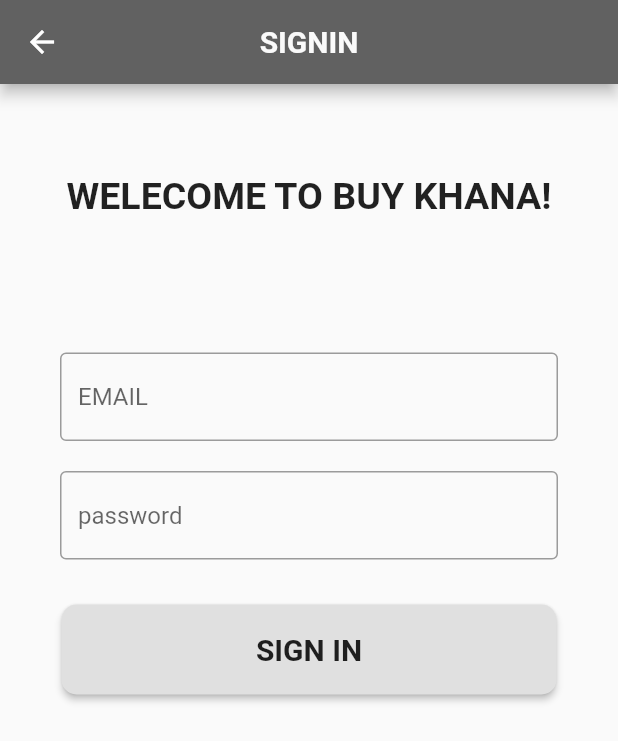
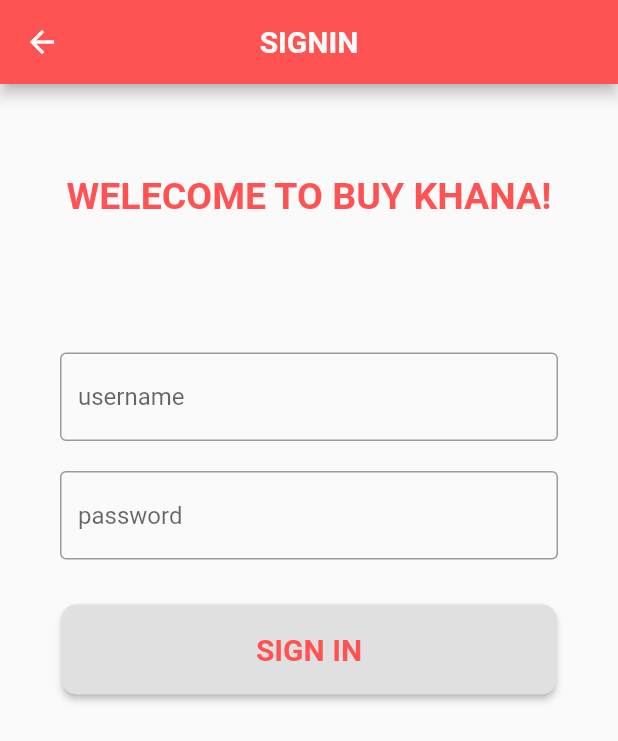
Before and after one commit to mosaber7/Software2_project_flutter, a Flutter app: the screen it shows after launch, after a tap on "LOGIN", on a phone screen of 412 x 824 dp. Shown: the top 741 px of the screen. Run offline on Flutter 3.47's test engine with Material 2 defaults, Android fonts, the phone set to English and light mode, and no system bars; missing offline and left inert: dart:html.

```diff
--- a/software2_project/lib/homepage.dart
+++ b/software2_project/lib/homepage.dart
@@ -13,7 +13,7 @@ class Homepage extends StatelessWidget {
   Widget build(BuildContext context) {
     return Scaffold(
       appBar: AppBar(
-        backgroundColor: Colors.grey[700],
+        backgroundColor: Colors.redAccent[200],
         title: Text(
           'WELECOME TO BUY KHANA!',
           style: TextStyle(
@@ -48,12 +48,12 @@ class Homepage extends StatelessWidget {
                 onPressed: () {
                   Navigator.push(
                     context,
-                    MaterialPageRoute(builder: (context) => Loginscreen2()),
+                    MaterialPageRoute(builder: (context) => Loginscreen()),
                   );
                 },
                 shape: RoundedRectangleBorder(
                     borderRadius: BorderRadius.circular(10)),
-                color: Colors.grey[700],
+                color: Colors.redAccent[200],
                 child: Text(
                   'LOGIN',
                   style: TextStyle(
@@ -79,7 +79,7 @@ class Homepage extends StatelessWidget {
                 },
                 shape: RoundedRectangleBorder(
                     borderRadius: BorderRadiusDirectional.circular(10)),
-                color: Colors.grey[700],
+                color: Colors.redAccent[200],
                 child: Text(
                   'SIGN UP',
                   style: TextStyle(
--- a/software2_project/lib/signinpage.dart
+++ b/software2_project/lib/signinpage.dart
@@ -1,11 +1,26 @@
 import 'package:flutter/material.dart';
+import 'package:software2_project/shoppage.dart';
+import 'package:software2_project/singuppage.dart';
 
-class Loginscreen2 extends StatelessWidget {
+class Loginscreen extends StatefulWidget {
+  @override
+  _LoginscreenState createState() => _LoginscreenState();
+}
+
+class _LoginscreenState extends State<Loginscreen> {
+  final myController = TextEditingController();
+  @override
+  void dispose() {
+    // Clean up the controller when the widget is disposed.
+    myController.dispose();
+    super.dispose();
+  }
+
   @override
   Widget build(BuildContext context) {
     return Scaffold(
       appBar: AppBar(
-        backgroundColor: Colors.grey[700],
+        backgroundColor: Colors.redAccent[200],
         title: Text(
           'SIGNIN',
           style: TextStyle(
@@ -27,7 +42,7 @@ class Loginscreen2 extends StatelessWidget {
                 'WELECOME TO BUY KHANA!',
                 style: TextStyle(
                   fontWeight: FontWeight.bold,
-                  color: Colors.grey[570],
+                  color: Colors.redAccent[200],
                   fontSize: 25,
                 ),
               ),
@@ -38,8 +53,9 @@ class Loginscreen2 extends StatelessWidget {
             Container(
               margin: EdgeInsets.fromLTRB(40, 0, 40, 0),
               child: TextField(
+                controller: myController,
                 decoration: InputDecoration(
-                    border: OutlineInputBorder(), hintText: 'EMAIL'),
+                    border: OutlineInputBorder(), hintText: 'username'),
               ),
             ),
             SizedBox(
@@ -60,14 +76,19 @@ class Loginscreen2 extends StatelessWidget {
               width: 330,
               height: 60,
               child: RaisedButton(
-                onPressed: () {},
+                onPressed: () {
+                  //bot working*******
+
+                  Navigator.push(context,
+                      MaterialPageRoute(builder: (context) => shoppage()));
+                },
                 shape: RoundedRectangleBorder(
                     borderRadius: BorderRadius.circular(10)),
                 child: Text(
                   'SIGN IN',
                   style: TextStyle(
                     fontWeight: FontWeight.bold,
-                    color: Colors.grey[250],
+                    color: Colors.redAccent[200],
                     fontSize: 20,
                   ),
                 ),
--- a/software2_project/lib/singuppage.dart
+++ b/software2_project/lib/singuppage.dart
@@ -5,7 +5,7 @@ class Signuppage extends StatelessWidget {
   Widget build(BuildContext context) {
     return Scaffold(
       appBar: AppBar(
-        backgroundColor: Colors.grey[700],
+        backgroundColor: Colors.redAccent[200],
         title: Text(
           'SIGN UP',
           style: TextStyle(
@@ -70,7 +70,7 @@ class Signuppage extends StatelessWidget {
                 onPressed: () {},
                 shape: RoundedRectangleBorder(
                     borderRadius: BorderRadius.circular(10)),
-                color: Colors.grey[700],
+                color: Colors.redAccent[200],
                 child: Text(
                   'SIGN UP',
                   style: TextStyle(
```
Also changed, not shown: software2_project/lib/shoppage.dart (added, +37 -0 lines).
